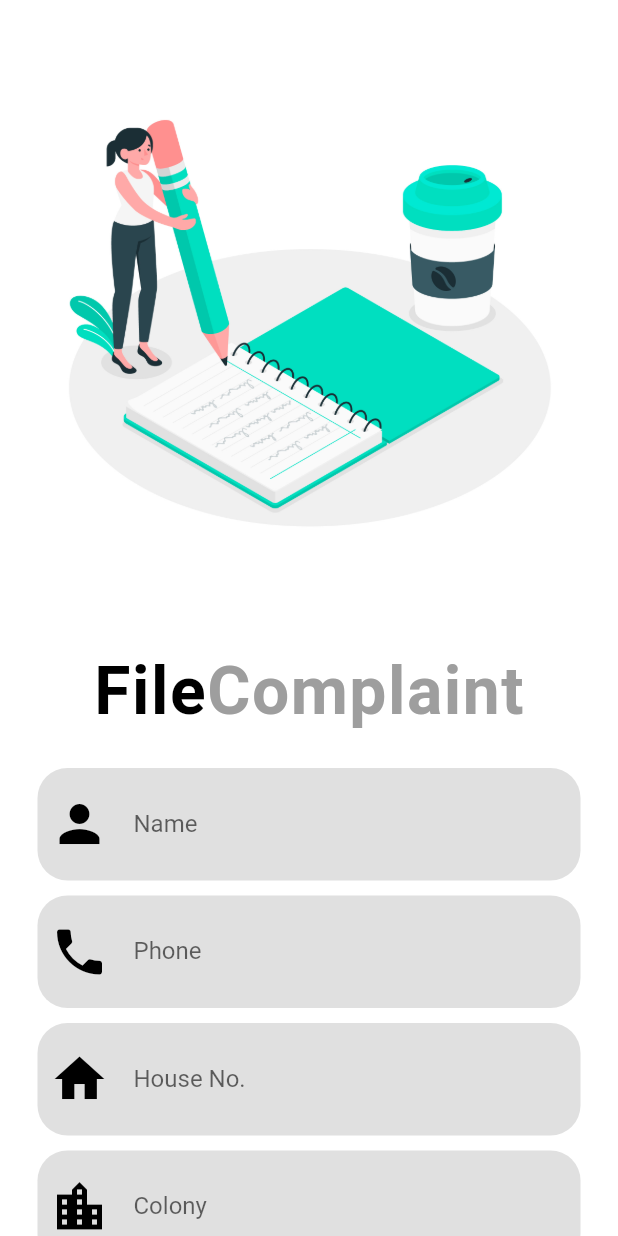
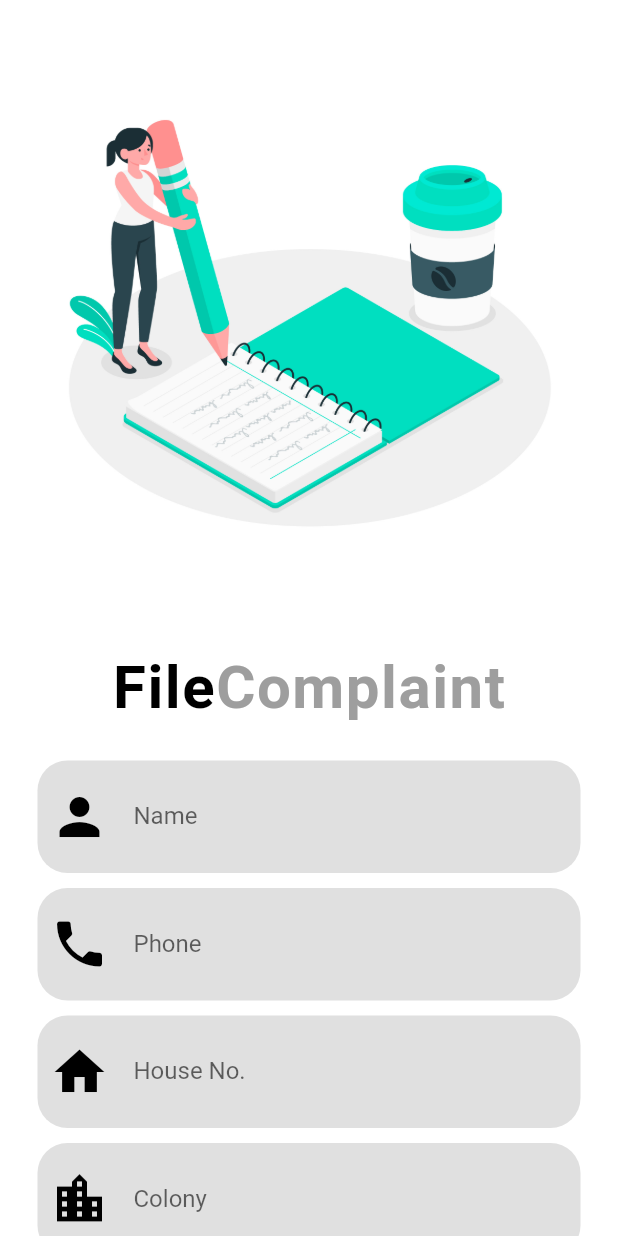
Before and after one commit to ramyak-mehra/samadhaan-master123, a Flutter app: the screen it shows after launch, after a tap on "COMPLAINT", on a phone screen of 412 x 824 dp. Run offline on Flutter 3.47's test engine with Material 2 defaults, Android fonts, the light colour scheme and no system bars; our stand-ins replace cloud_firestore, flutter_spinkit, velocity_x; accounts and stored records are empty; Roboto replaces fonts that are missing (Sans Serif).

Commit message:
checked with 4 inch device

```diff
--- a/lib/data/constants.dart
+++ b/lib/data/constants.dart
@@ -1,4 +1,5 @@
 import 'package:flutter/material.dart';
+import 'package:velocity_x/velocity_x.dart';
 
 List<String> depts = [
   "None",
@@ -55,7 +56,7 @@ var complaintText = RichText(
       text: "File",
       style: TextStyle(
           fontWeight: FontWeight.bold,
-          fontSize: 44,
+          fontSize: 40,
           letterSpacing: 1,
           color: Colors.black),
       children: <TextSpan>[
@@ -63,7 +64,7 @@ var complaintText = RichText(
             text: "Complaint",
             style: TextStyle(
                 letterSpacing: 1,
-                fontSize: 44,
+                fontSize: 40,
                 color: Colors.grey[500],
                 fontFamily: "Sans Serif"))
       ]),
@@ -74,7 +75,7 @@ var trackText = RichText(
       text: "Track",
       style: TextStyle(
           fontWeight: FontWeight.bold,
-          fontSize: 44,
+          fontSize: 40,
           letterSpacing: 1,
           color: Colors.black),
       children: <TextSpan>[
@@ -82,7 +83,7 @@ var trackText = RichText(
             text: "Complaint",
             style: TextStyle(
                 letterSpacing: 1,
-                fontSize: 44,
+                fontSize: 40,
                 color: Colors.grey[500],
                 fontFamily: "Sans Serif"))
       ]),
--- a/lib/main.dart
+++ b/lib/main.dart
@@ -1,12 +1,12 @@
 import 'package:flutter/material.dart';
 import 'loader.dart';
-
 void main() => runApp(MyApp());
 
 class MyApp extends StatelessWidget {
   @override
   Widget build(BuildContext context) {
     return MaterialApp(
+      debugShowCheckedModeBanner: false,
       home: Loader(),
     );
   }
--- a/lib/screens/complaint.dart
+++ b/lib/screens/complaint.dart
@@ -2,6 +2,7 @@ import 'package:cloud_firestore/cloud_firestore.dart';
 import 'package:flutter/material.dart';
 import 'package:intl/intl.dart';
 import 'package:samadhan/data/constants.dart';
+import 'package:velocity_x/velocity_x.dart';
 import 'package:samadhan/widgets/bottomsheet.dart';
 
 class Complaint extends StatefulWidget {
@@ -39,6 +40,7 @@ class _ComplaintState extends State<Complaint>
     super.dispose();
   }
 
+  bool loading = false;
   @override
   void initState() {
     super.initState();
@@ -81,6 +83,7 @@ class _ComplaintState extends State<Complaint>
                             height: 25,
                           ),
                           Container(
+                            width: double.infinity,
                             padding: EdgeInsets.all(8),
                             decoration: BoxDecoration(
                                 color: Colors.grey[300],
@@ -114,6 +117,7 @@ class _ComplaintState extends State<Complaint>
                             height: 10,
                           ),
                           Container(
+                            width: double.infinity,
                             padding: EdgeInsets.all(8),
                             decoration: BoxDecoration(
                                 color: Colors.grey[300],
@@ -149,6 +153,7 @@ class _ComplaintState extends State<Complaint>
                             height: 10,
                           ),
                           Container(
+                            width: double.infinity,
                             padding: EdgeInsets.all(8),
                             decoration: BoxDecoration(
                                 color: Colors.grey[300],
@@ -176,6 +181,7 @@ class _ComplaintState extends State<Complaint>
                             height: 10,
                           ),
                           Container(
+                            width: double.infinity,
                             padding: EdgeInsets.all(8),
                             decoration: BoxDecoration(
                                 color: Colors.grey[300],
@@ -203,6 +209,7 @@ class _ComplaintState extends State<Complaint>
                             height: 10,
                           ),
                           Container(
+                            width: double.infinity,
                             padding: EdgeInsets.all(8),
                             decoration: BoxDecoration(
                                 color: Colors.black,
@@ -225,7 +232,7 @@ class _ComplaintState extends State<Complaint>
                                   ),
                                   focusColor: Colors.black,
                                   style: TextStyle(
-                                      fontSize: 18, color: Colors.grey[600]),
+                                      fontSize: 15, color: Colors.grey[600]),
                                   elevation: 2,
                                   hint: Text('Ward Number                  ',
                                       style: TextStyle(
@@ -256,6 +263,7 @@ class _ComplaintState extends State<Complaint>
                             height: 10,
                           ),
                           Container(
+                            width: double.infinity,
                             padding: EdgeInsets.all(8),
                             decoration: BoxDecoration(
                                 color: Colors.black,
@@ -278,7 +286,7 @@ class _ComplaintState extends State<Complaint>
                                   ),
                                   focusColor: Colors.black,
                                   style: TextStyle(
-                                      fontSize: 18, color: Colors.grey[600]),
+                                      fontSize: 15, color: Colors.grey[600]),
                                   elevation: 2,
                                   hint: Text(
                                     'Village     ',
@@ -309,6 +317,7 @@ class _ComplaintState extends State<Complaint>
                             height: 10,
                           ),
                           Container(
+                            width: double.infinity,
                             padding: EdgeInsets.all(8),
                             decoration: BoxDecoration(
                                 color: Colors.black,
@@ -331,12 +340,12 @@ class _ComplaintState extends State<Complaint>
                                   ),
                                   focusColor: Colors.black,
                                   style: TextStyle(
-                                      fontSize: 18, color: Colors.grey[600]),
+                                      fontSize: 15, color: Colors.grey[600]),
                                   elevation: 2,
                                   hint: Text(
                                     'Department ',
                                     style: TextStyle(color: Colors.grey),
-                                  ), // Not necessary for Option 1
+                                  ) ,// Not necessary for Option 1
                                   value: _selectedDepartment,
                                   onChanged: (newValue) {
                                     setState(() {
@@ -357,6 +366,7 @@ class _ComplaintState extends State<Complaint>
                             height: 10,
                           ),
                           Container(
+                            width: double.infinity,
                             padding: EdgeInsets.all(8),
                             decoration: BoxDecoration(
                                 color: Colors.grey[300],
@@ -385,6 +395,7 @@ class _ComplaintState extends State<Complaint>
                             height: 10,
                           ),
                           Container(
+                            width: double.infinity,
                             padding: EdgeInsets.all(8),
                             decoration: BoxDecoration(
                                 color: Colors.grey[300],
@@ -460,6 +471,9 @@ class _ComplaintState extends State<Complaint>
                                 String refNum =
                                     "PWL${_nameController.text.substring(0, 3).toUpperCase()}${_phoneController.text}$now";
                                 print(refNum);
+                                setState(() {
+                                  loading = true;
+                                });
                                 await databaseReference
                                     .collection("complaints")
                                     .document(refNum)
@@ -482,11 +496,15 @@ class _ComplaintState extends State<Complaint>
                                   'DepartmentRemark': null,
                                   'Ignored': null
                                 }).then((value) => print("Success"));
-                                scaffoldKey.currentState.showBottomSheet((context){
+                                setState(() {
+                                  loading = false;
+                                });
+                                scaffoldKey.currentState
+                                    .showBottomSheet((context) {
                                   return CustomBottomSheet(
-                                        title: 'SUCCESS',
-                                        refNum: refNum,
-                                      );
+                                    title: 'SUCCESS',
+                                    refNum: refNum,
+                                  );
                                 });
                                 //bottomSheet("SUCCESS!", refNum, context);
                               }
@@ -499,7 +517,14 @@ class _ComplaintState extends State<Complaint>
                               "SUBMIT",
                               style: TextStyle(fontSize: 18),
                             ),
-                          )
+                          ),
+                          SizedBox(
+                            height: 10,
+                          ),
+                          loading ? CircularProgressIndicator() : Container(),
+                          SizedBox(
+                            height: 10,
+                          ),
                         ],
                       ),
                     ),
--- a/lib/screens/home.dart
+++ b/lib/screens/home.dart
@@ -70,7 +70,7 @@ class _HomeState extends State<Home> with SingleTickerProviderStateMixin {
                             Icon(
                               Icons.edit,
                               color: Colors.black,
-                              size: 70,
+                              size: 50,
                             ),
                             Text("COMPLAINT",
                                 style: TextStyle(
@@ -103,7 +103,7 @@ class _HomeState extends State<Home> with SingleTickerProviderStateMixin {
                             Icon(
                               Icons.track_changes,
                               color: Colors.black,
-                              size: 70,
+                              size: 50,
                             ),
                             Text(
                               "TRACK",
@@ -116,7 +116,7 @@ class _HomeState extends State<Home> with SingleTickerProviderStateMixin {
                       ),
                     )
                   ],
-                )
+                ),
               ],
             ),
           ),
--- a/lib/widgets/bottomsheet.dart
+++ b/lib/widgets/bottomsheet.dart
@@ -1,4 +1,5 @@
 import 'package:flutter/material.dart';
+import 'package:velocity_x/velocity_x.dart';
 
 class CustomBottomSheet extends StatelessWidget {
   final String title;
@@ -58,7 +59,7 @@ class CustomBottomSheet extends StatelessWidget {
                       color: Colors.black,
                       fontWeight: FontWeight.bold,
                       fontSize: 30),
-                ),
+                ).text.xl2.make(),
                 Text(
                   '*Note down the tracking ID or take Screenshot',
                   style: TextStyle(
```
Also changed, not shown: pubspec.yaml (+2 -6 lines), pubspec.lock.
